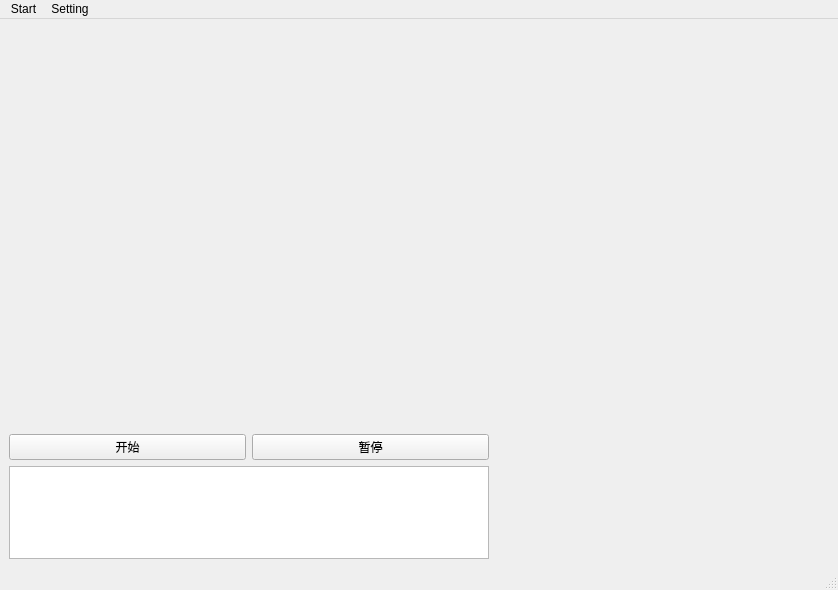
Before: the Qt Designer form mainwindow.ui in Robinsssson/ShowWindows, drawn with Qt 5.
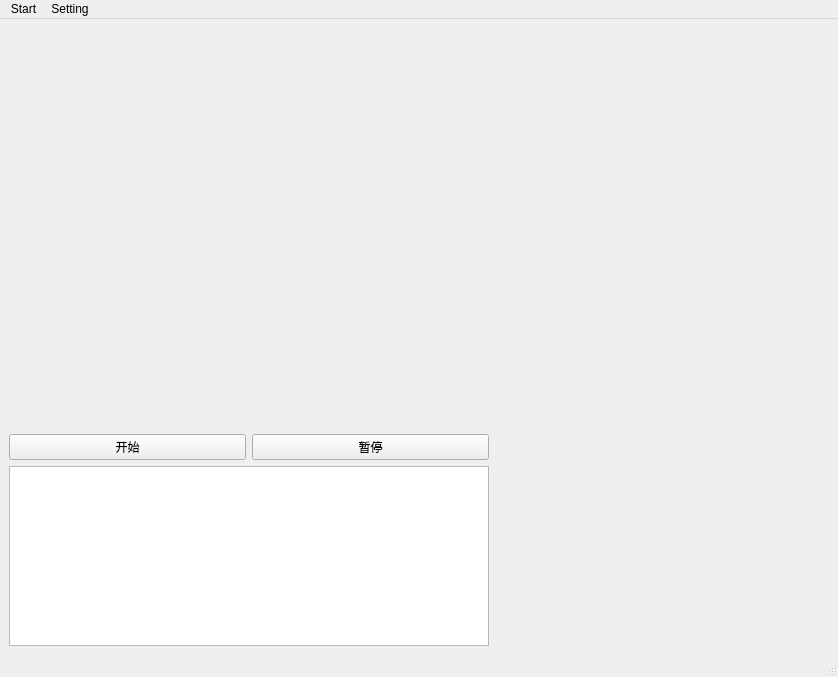
After: the same form once the commit is applied.

Patch:
```diff
--- a/mainwindow.ui
+++ b/mainwindow.ui
@@ -7,7 +7,7 @@
     <x>0</x>
     <y>0</y>
     <width>838</width>
-    <height>590</height>
+    <height>677</height>
    </rect>
   </property>
   <property name="sizePolicy">
```
